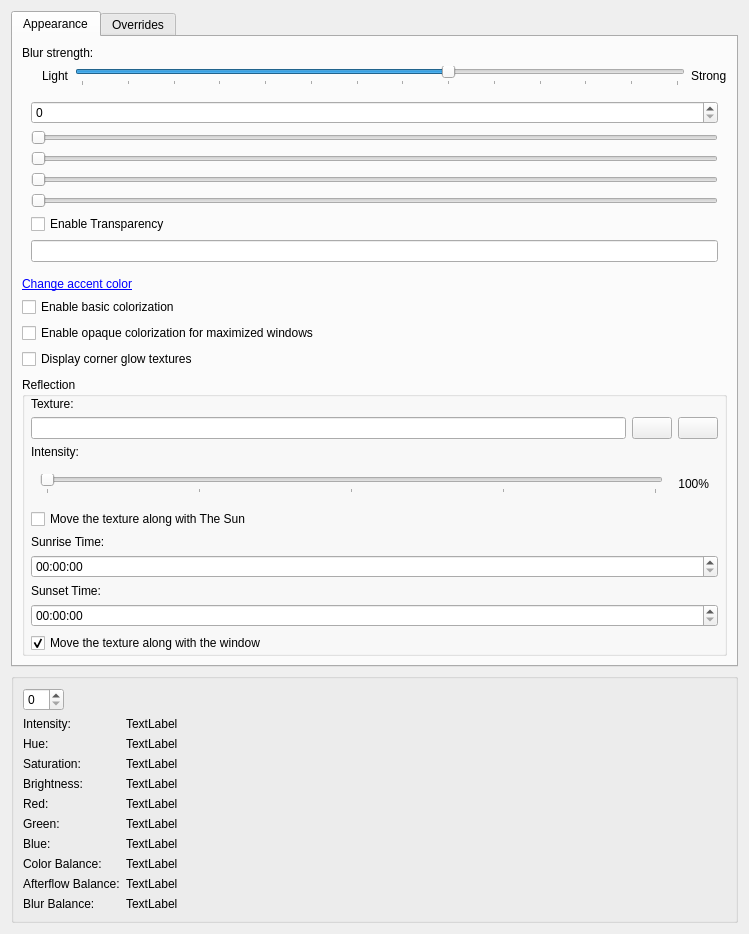
aeroshell-desktop/aeroshell-kwin-components, file effects_cpp/wayland/kde-effects-aeroglassblur/src/kcm/blur_config.ui: the form before one commit.
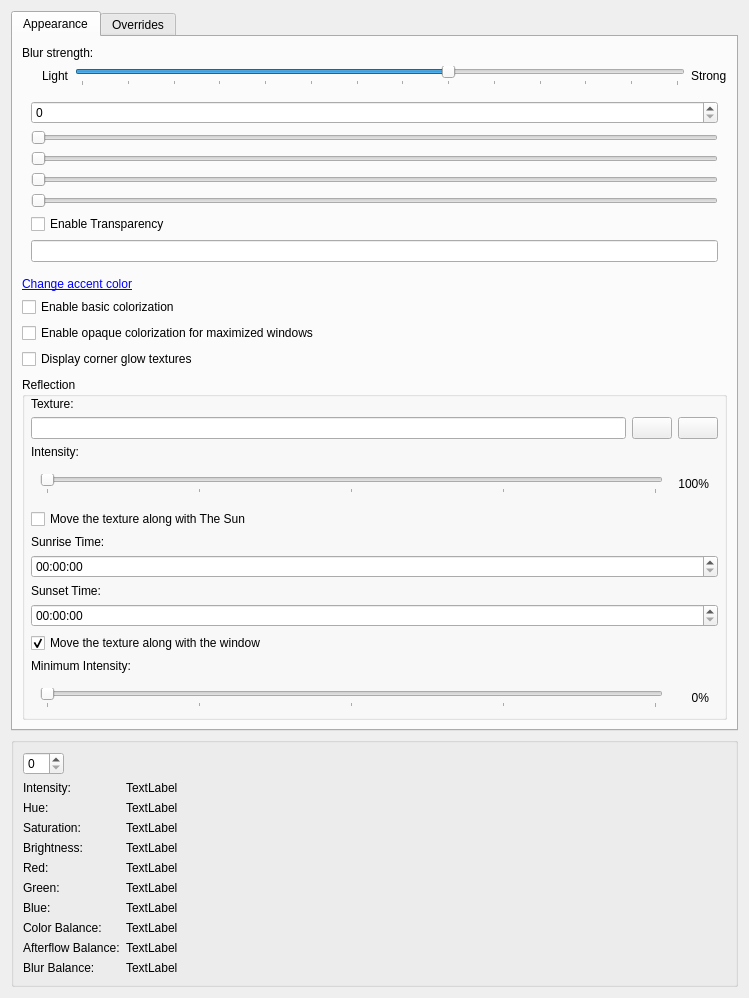
The form after the commit. Icons and pictures are not drawn.

Commit message: Aero Glass Blur (Wayland): add a minimum reflection intensity slider

```diff
--- a/effects_cpp/wayland/kde-effects-aeroglassblur/src/kcm/blur_config.ui
+++ b/effects_cpp/wayland/kde-effects-aeroglassblur/src/kcm/blur_config.ui
@@ -7,7 +7,7 @@
     <x>0</x>
     <y>0</y>
     <width>714</width>
-    <height>923</height>
+    <height>977</height>
    </rect>
   </property>
   <layout class="QVBoxLayout">
@@ -368,6 +368,51 @@
             </property>
            </widget>
           </item>
+          <item>
+           <widget class="QLabel" name="label_11">
+            <property name="text">
+             <string>Minimum Intensity:</string>
+            </property>
+           </widget>
+          </item>
+          <item>
+           <widget class="QWidget" name="widget_5" native="true">
+            <layout class="QHBoxLayout" name="horizontalLayout_6">
+             <item>
+              <widget class="QSlider" name="kcfg_MinimumReflectionIntensity">
+               <property name="maximum">
+                <number>100</number>
+               </property>
+               <property name="orientation">
+                <enum>Qt::Orientation::Horizontal</enum>
+               </property>
+               <property name="tickPosition">
+                <enum>QSlider::TickPosition::TicksBelow</enum>
+               </property>
+               <property name="tickInterval">
+                <number>25</number>
+               </property>
+              </widget>
+             </item>
+             <item>
+              <widget class="QLabel" name="minimumReflectionLabel">
+               <property name="minimumSize">
+                <size>
+                 <width>40</width>
+                 <height>0</height>
+                </size>
+               </property>
+               <property name="text">
+                <string>0%</string>
+               </property>
+               <property name="alignment">
+                <set>Qt::AlignmentFlag::AlignRight|Qt::AlignmentFlag::AlignTrailing|Qt::AlignmentFlag::AlignVCenter</set>
+               </property>
+              </widget>
+             </item>
+            </layout>
+           </widget>
+          </item>
          </layout>
         </widget>
        </item>
```
The commit also changes 5 other files.
